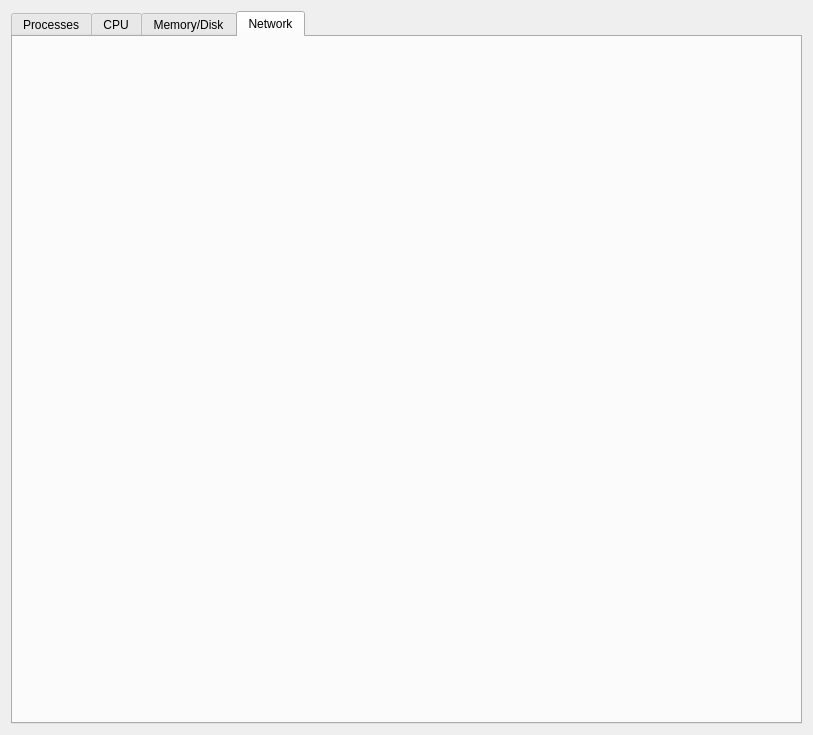
Old version of the form UI/task_manager.ui in the repository bhatnitish1998/SL_Task_Manager.
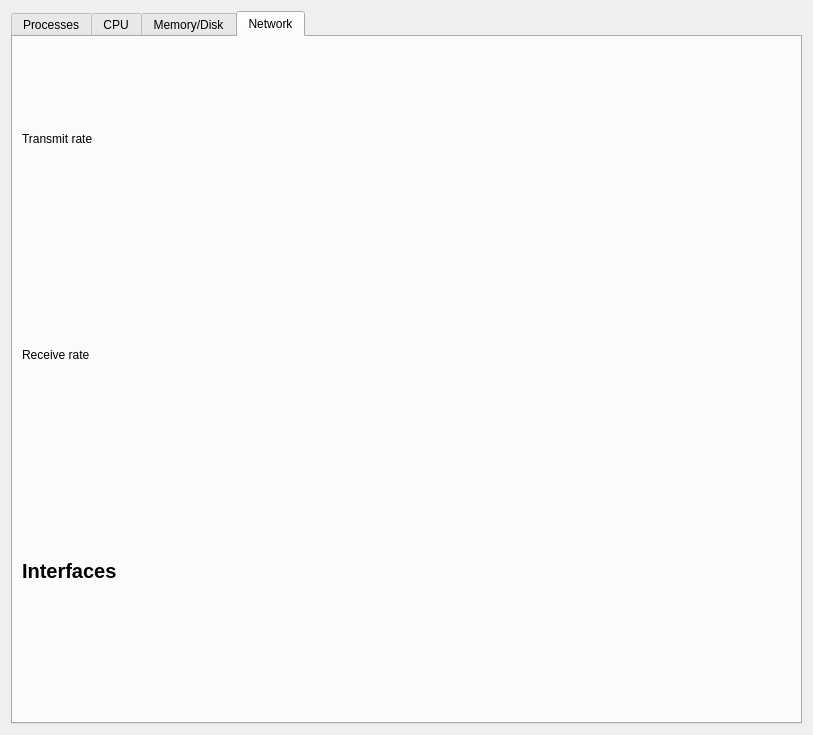
New version of the form. The open tabs and pages were chosen to show the change.

Commit message: added network graphs and interface info and UI

```diff
--- a/UI/task_manager.ui
+++ b/UI/task_manager.ui
@@ -659,6 +659,71 @@
       <attribute name="title">
        <string>Network</string>
       </attribute>
+      <layout class="QVBoxLayout" name="verticalLayout_4">
+       <item>
+        <widget class="QLabel" name="label_transmit_graph_title">
+         <property name="text">
+          <string>Transmit rate</string>
+         </property>
+        </widget>
+       </item>
+       <item>
+        <layout class="QHBoxLayout" name="hbox_transmit_graph">
+         <property name="bottomMargin">
+          <number>25</number>
+         </property>
+        </layout>
+       </item>
+       <item>
+        <widget class="QLabel" name="label_receive_graph_title">
+         <property name="text">
+          <string>Receive rate</string>
+         </property>
+        </widget>
+       </item>
+       <item>
+        <layout class="QHBoxLayout" name="hbox_receive_graph">
+         <property name="bottomMargin">
+          <number>25</number>
+         </property>
+        </layout>
+       </item>
+       <item>
+        <widget class="QLabel" name="label_interfaces_info">
+         <property name="minimumSize">
+          <size>
+           <width>0</width>
+           <height>0</height>
+          </size>
+         </property>
+         <property name="maximumSize">
+          <size>
+           <width>16777215</width>
+           <height>200</height>
+          </size>
+         </property>
+         <property name="font">
+          <font>
+           <pointsize>15</pointsize>
+           <bold>true</bold>
+          </font>
+         </property>
+         <property name="text">
+          <string>Interfaces</string>
+         </property>
+        </widget>
+       </item>
+       <item>
+        <layout class="QHBoxLayout" name="hbox_interfaces">
+         <property name="spacing">
+          <number>15</number>
+         </property>
+         <property name="bottomMargin">
+          <number>50</number>
+         </property>
+        </layout>
+       </item>
+      </layout>
      </widget>
     </widget>
    </item>
```
Left out of the diff: 2 changed lines with no effect on the pictures. The commit also changes 2 other files.
